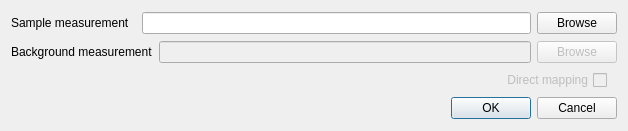
Above: src/gui/ui_files/open_measurement_dialog.ui from roundplanet/MPMS-subtractor before the change. Below: the same form after it.
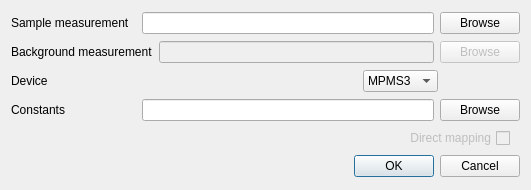
That is the form after the change.

Patch:
```diff
--- a/src/gui/ui_files/open_measurement_dialog.ui
+++ b/src/gui/ui_files/open_measurement_dialog.ui
@@ -6,8 +6,8 @@
    <rect>
     <x>0</x>
     <y>0</y>
-    <width>628</width>
-    <height>131</height>
+    <width>531</width>
+    <height>190</height>
    </rect>
   </property>
   <property name="windowTitle">
@@ -97,6 +97,118 @@
      </item>
     </layout>
    </item>
+   <item>
+    <layout class="QHBoxLayout" name="device_layout">
+     <property name="spacing">
+      <number>6</number>
+     </property>
+     <item>
+      <widget class="QLabel" name="device_lb">
+       <property name="minimumSize">
+        <size>
+         <width>125</width>
+         <height>0</height>
+        </size>
+       </property>
+       <property name="text">
+        <string>Device</string>
+       </property>
+      </widget>
+     </item>
+     <item>
+      <spacer name="horizontalSpacer_3">
+       <property name="orientation">
+        <enum>Qt::Horizontal</enum>
+       </property>
+       <property name="sizeHint" stdset="0">
+        <size>
+         <width>40</width>
+         <height>20</height>
+        </size>
+       </property>
+      </spacer>
+     </item>
+     <item>
+      <widget class="QComboBox" name="device_cb">
+       <property name="minimumSize">
+        <size>
+         <width>75</width>
+         <height>0</height>
+        </size>
+       </property>
+       <item>
+        <property name="text">
+         <string>MPMS3</string>
+        </property>
+       </item>
+       <item>
+        <property name="text">
+         <string>MPMS</string>
+        </property>
+       </item>
+      </widget>
+     </item>
+     <item>
+      <spacer name="horizontalSpacer_2">
+       <property name="orientation">
+        <enum>Qt::Horizontal</enum>
+       </property>
+       <property name="sizeType">
+        <enum>QSizePolicy::Minimum</enum>
+       </property>
+       <property name="sizeHint" stdset="0">
+        <size>
+         <width>82</width>
+         <height>20</height>
+        </size>
+       </property>
+      </spacer>
+     </item>
+    </layout>
+   </item>
+   <item>
+    <layout class="QHBoxLayout" name="constants_layout">
+     <item>
+      <widget class="QLabel" name="constants_lb">
+       <property name="sizePolicy">
+        <sizepolicy hsizetype="Preferred" vsizetype="Preferred">
+         <horstretch>0</horstretch>
+         <verstretch>0</verstretch>
+        </sizepolicy>
+       </property>
+       <property name="minimumSize">
+        <size>
+         <width>125</width>
+         <height>0</height>
+        </size>
+       </property>
+       <property name="text">
+        <string>Constants</string>
+       </property>
+      </widget>
+     </item>
+     <item>
+      <widget class="QLineEdit" name="constants_le">
+       <property name="enabled">
+        <bool>true</bool>
+       </property>
+       <property name="readOnly">
+        <bool>true</bool>
+       </property>
+      </widget>
+     </item>
+     <item>
+      <widget class="QPushButton" name="constants_pb">
+       <property name="enabled">
+        <bool>true</bool>
+       </property>
+       <property name="text">
+        <string>Browse</string>
+       </property>
+      </widget>
+     </item>
+    </layout>
+   </item>
    <item>
     <layout class="QHBoxLayout" name="horizontalLayout">
      <item>
```
